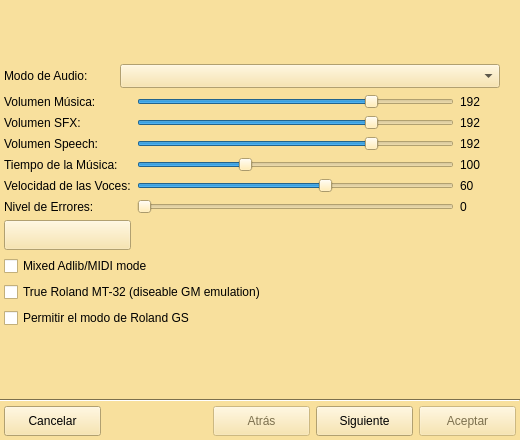
Old version of the form ui/svmadd.ui in the repository Monthy/gr-lida.
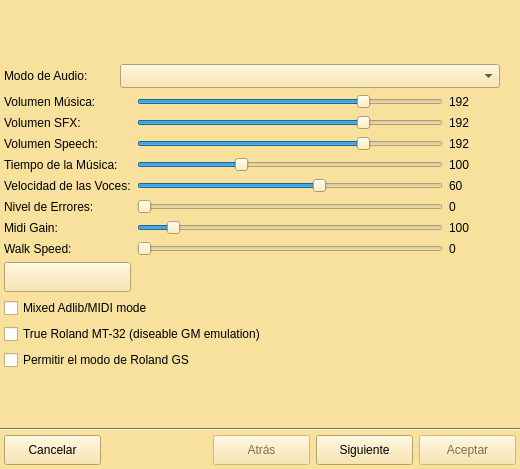
New version of the form. The open tabs and pages were chosen to show the change. Icons and pictures are not drawn.

Commit message: En el grlida_svmadd: - Añadidos los nuevos campos de la base de datos principal: edad_recomendada, path_exe, parametros_exe. - Añadida opción opl_driver. - Añadiendo en el setStyleSheet la opciones de la Fuente y el tamaño. - Eliminados los parámetros que son por defecto en CargarDatosComboBox(). - Corregido valor por defecto h_SliderSvm_midi_gain, h_SliderSvm_walkspeed ya que no estaban. - Actualización del UI svmadd.

```diff
--- a/ui/svmadd.ui
+++ b/ui/svmadd.ui
@@ -1,12 +1,12 @@
 <ui version="4.0" >
  <class>SvmAddClass</class>
- <widget class="QDialog" name="SvmAddClass" >
-  <property name="geometry" >
+ <widget class="QDialog" name="SvmAddClass">
+  <property name="geometry">
    <rect>
     <x>0</x>
     <y>0</y>
     <width>520</width>
-    <height>440</height>
+    <height>469</height>
    </rect>
   </property>
   <property name="palette" >
@@ -1259,9 +1259,9 @@
            </property>
           </widget>
          </item>
-         <item row="6" column="0" >
-          <widget class="QPushButton" name="btnDefectoSvm" >
-           <property name="minimumSize" >
+         <item row="8" column="0">
+          <widget class="QPushButton" name="btnDefectoSvm">
+           <property name="minimumSize">
             <size>
              <width>0</width>
              <height>30</height>
@@ -1276,6 +1276,78 @@
            </property>
           </widget>
          </item>
+         <item row="6" column="0">
+          <widget class="QLabel" name="lb_Svm_21">
+           <property name="text">
+            <string>Midi Gain:</string>
+           </property>
+          </widget>
+         </item>
+         <item row="7" column="0">
+          <widget class="QLabel" name="lb_Svm_25">
+           <property name="text">
+            <string>Walk Speed:</string>
+           </property>
+          </widget>
+         </item>
+         <item row="6" column="1">
+          <widget class="QSlider" name="h_SliderSvm_midi_gain">
+           <property name="maximum">
+            <number>1000</number>
+           </property>
+           <property name="value">
+            <number>100</number>
+           </property>
+           <property name="sliderPosition">
+            <number>100</number>
+           </property>
+           <property name="orientation">
+            <enum>Qt::Horizontal</enum>
+           </property>
+          </widget>
+         </item>
+         <item row="7" column="1">
+          <widget class="QSlider" name="h_SliderSvm_walkspeed">
+           <property name="maximum">
+            <number>4</number>
+           </property>
+           <property name="value">
+            <number>0</number>
+           </property>
+           <property name="sliderPosition">
+            <number>0</number>
+           </property>
+           <property name="orientation">
+            <enum>Qt::Horizontal</enum>
+           </property>
+          </widget>
+         </item>
+         <item row="6" column="2">
+          <widget class="QLabel" name="posSliderSvm_7">
+           <property name="minimumSize">
+            <size>
+             <width>51</width>
+             <height>0</height>
+            </size>
+           </property>
+           <property name="text">
+            <string>100</string>
+           </property>
+          </widget>
+         </item>
+         <item row="7" column="2">
+          <widget class="QLabel" name="posSliderSvm_8">
+           <property name="minimumSize">
+            <size>
+             <width>51</width>
+             <height>0</height>
+            </size>
+           </property>
+           <property name="text">
+            <string>0</string>
+           </property>
+          </widget>
+         </item>
         </layout>
        </item>
        <item>
```
Left out of the diff: 1003 changed lines with no effect on the pictures. The commit also changes 1 other file.
